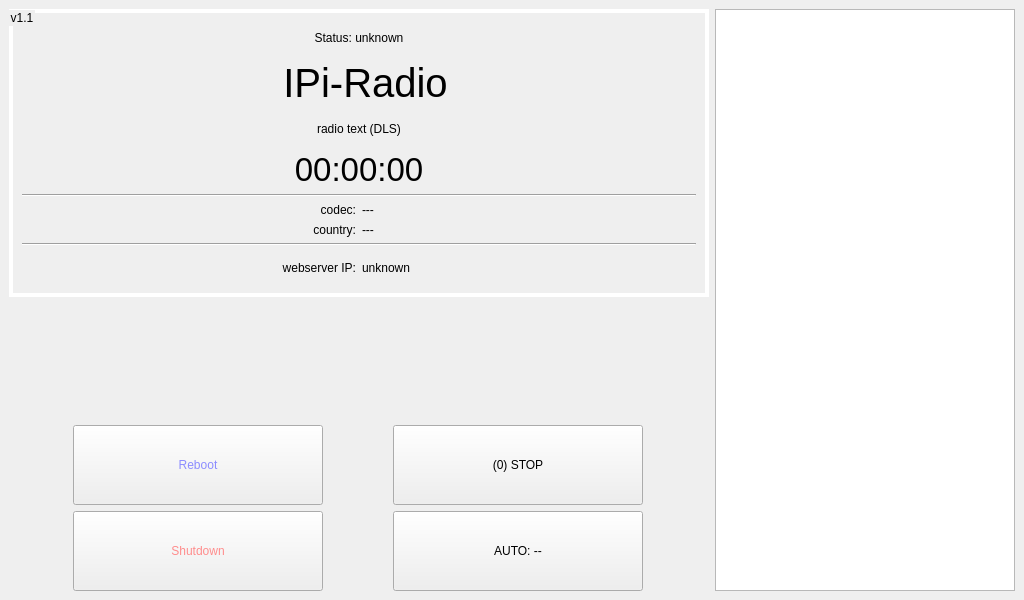
The window that src/ui/1024x600_v2.ui (IPi-Radio/IPi-Radio) describes before a commit, drawn with Qt 5.
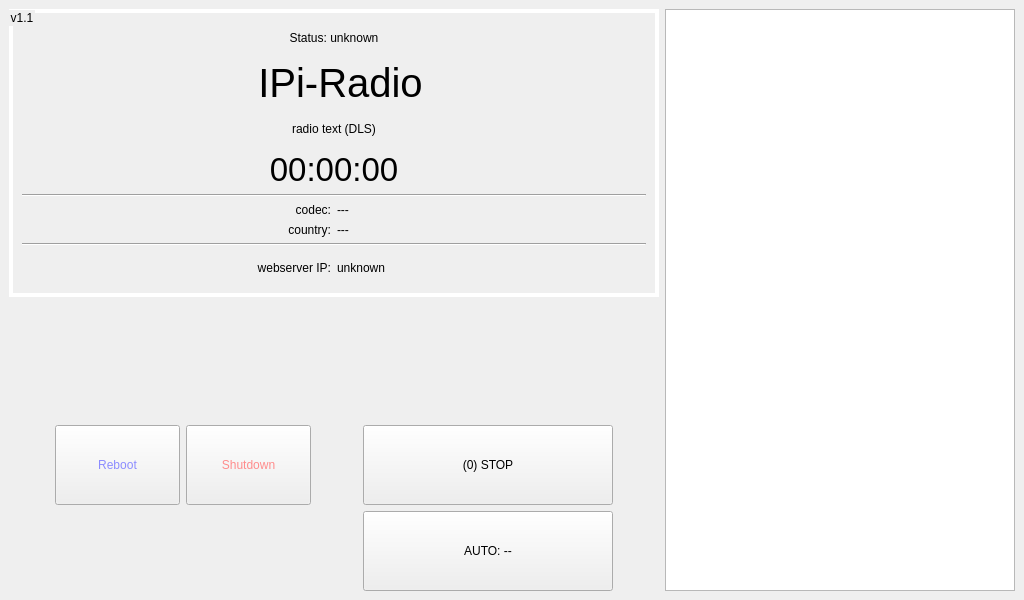
The same window after the commit.

Commit message: move shutdown button

What changed in the file:
```diff
--- a/src/ui/1024x600_v2.ui
+++ b/src/ui/1024x600_v2.ui
@@ -201,32 +201,7 @@
       </item>
       <item>
        <layout class="QGridLayout" name="gridLayout">
-        <item row="3" column="0">
-         <widget class="QPushButton" name="button_shutdown">
-          <property name="sizePolicy">
-           <sizepolicy hsizetype="Preferred" vsizetype="Expanding">
-            <horstretch>0</horstretch>
-            <verstretch>0</verstretch>
-           </sizepolicy>
-          </property>
-          <property name="maximumSize">
-           <size>
-            <width>250</width>
-            <height>80</height>
-           </size>
-          </property>
-          <property name="focusPolicy">
-           <enum>Qt::NoFocus</enum>
-          </property>
-          <property name="styleSheet">
-           <string notr="true">color: rgb(255, 140, 140);</string>
-          </property>
-          <property name="text">
-           <string>Shutdown</string>
-          </property>
-         </widget>
-        </item>
-        <item row="3" column="1">
+        <item row="4" column="1">
          <widget class="QPushButton" name="button_auto">
           <property name="sizePolicy">
            <sizepolicy hsizetype="Preferred" vsizetype="Expanding">
@@ -248,37 +223,6 @@
           </property>
          </widget>
         </item>
-        <item row="1" column="0">
-         <widget class="QPushButton" name="button_reboot">
-          <property name="sizePolicy">
-           <sizepolicy hsizetype="Preferred" vsizetype="Expanding">
-            <horstretch>0</horstretch>
-            <verstretch>0</verstretch>
-           </sizepolicy>
-          </property>
-          <property name="maximumSize">
-           <size>
-            <width>250</width>
-            <height>80</height>
-           </size>
-          </property>
-          <property name="baseSize">
-           <size>
-            <width>0</width>
-            <height>70</height>
-           </size>
-          </property>
-          <property name="focusPolicy">
-           <enum>Qt::NoFocus</enum>
-          </property>
-          <property name="styleSheet">
-           <string notr="true">color: rgb(140, 140, 255);</string>
-          </property>
-          <property name="text">
-           <string>Reboot</string>
-          </property>
-         </widget>
-        </item>
         <item row="1" column="1">
          <widget class="QPushButton" name="button_stop">
           <property name="sizePolicy">
@@ -320,6 +264,66 @@
           </property>
          </spacer>
         </item>
+        <item row="1" column="0">
+         <layout class="QHBoxLayout" name="horizontalLayout_5">
+          <item>
+           <widget class="QPushButton" name="button_reboot">
+            <property name="sizePolicy">
+             <sizepolicy hsizetype="Preferred" vsizetype="Expanding">
+              <horstretch>0</horstretch>
+              <verstretch>0</verstretch>
+             </sizepolicy>
+            </property>
+            <property name="maximumSize">
+             <size>
+              <width>125</width>
+              <height>80</height>
+             </size>
+            </property>
+            <property name="baseSize">
+             <size>
+              <width>0</width>
+              <height>70</height>
+             </size>
+            </property>
+            <property name="focusPolicy">
+             <enum>Qt::NoFocus</enum>
+            </property>
+            <property name="styleSheet">
+             <string notr="true">color: rgb(140, 140, 255);</string>
+            </property>
+            <property name="text">
+             <string>Reboot</string>
+            </property>
+           </widget>
+          </item>
+          <item>
+           <widget class="QPushButton" name="button_shutdown">
+            <property name="sizePolicy">
+             <sizepolicy hsizetype="Preferred" vsizetype="Expanding">
+              <horstretch>0</horstretch>
+              <verstretch>0</verstretch>
+             </sizepolicy>
+            </property>
+            <property name="maximumSize">
+             <size>
+              <width>125</width>
+              <height>80</height>
+             </size>
+            </property>
+            <property name="focusPolicy">
+             <enum>Qt::NoFocus</enum>
+            </property>
+            <property name="styleSheet">
+             <string notr="true">color: rgb(255, 140, 140);</string>
+            </property>
+            <property name="text">
+             <string>Shutdown</string>
+            </property>
+           </widget>
+          </item>
+         </layout>
+        </item>
        </layout>
       </item>
      </layout>
@@ -334,7 +338,7 @@
       </property>
       <property name="minimumSize">
        <size>
-        <width>300</width>
+        <width>350</width>
         <height>0</height>
        </size>
       </property>
```
The commit also changes 1 other file.
